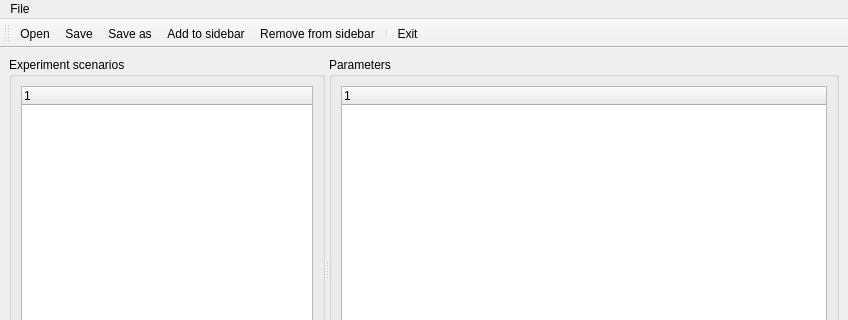
Before: the Qt Designer form obci_control/gui/obci_window.ui in BrainTech/openbci, drawn with Qt 5; both pictures show x 0 to 848 and y 0 to 320 of the 848 by 512 pixel window.
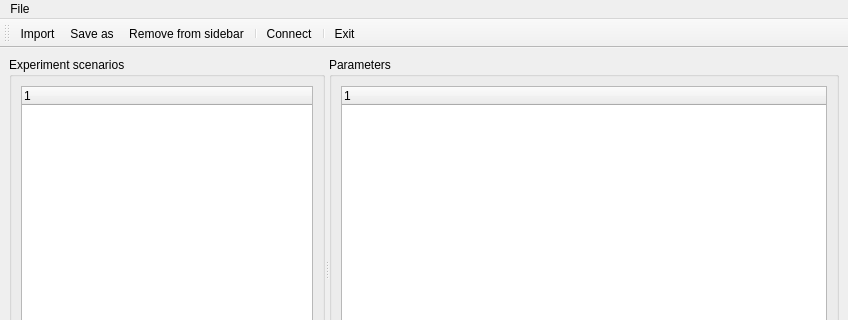
After: the same form once the commit is applied. Icons and pictures are not drawn.

Commit message:
Connect dialog in OBCI launcher GUI.
Provides list of machines with obci_server running. Switching between machine is possible anytime.

What changed in the file:
```diff
--- a/obci_control/gui/obci_window.ui
+++ b/obci_control/gui/obci_window.ui
@@ -236,11 +236,11 @@
     <bool>false</bool>
    </attribute>
    <addaction name="actionOpen"/>
-   <addaction name="actionSave"/>
    <addaction name="actionSave_as"/>
-   <addaction name="actionAdd_to_sidebar"/>
    <addaction name="actionRemove_from_sidebar"/>
    <addaction name="separator"/>
+   <addaction name="actionConnect"/>
+   <addaction name="separator"/>
    <addaction name="actionExit"/>
   </widget>
   <action name="actionSave_as">
@@ -285,7 +285,7 @@
      <normaloff>:/fileopen.png</normaloff>:/fileopen.png</iconset>
    </property>
    <property name="text">
-    <string>Open...</string>
+    <string>Import...</string>
    </property>
    <property name="shortcut">
     <string>Ctrl+O</string>
@@ -339,6 +339,21 @@
     <bool>true</bool>
    </property>
   </action>
+  <action name="actionConnect">
+   <property name="icon">
+    <iconset resource="resources.qrc">
+     <normaloff>:/connect.png</normaloff>:/connect.png</iconset>
+   </property>
+   <property name="text">
+    <string>Connect...</string>
+   </property>
+   <property name="toolTip">
+    <string>Connect to another machine</string>
+   </property>
+   <property name="shortcut">
+    <string>Ctrl+Shift+C</string>
+   </property>
+  </action>
  </widget>
  <resources>
   <include location="resources.qrc"/>
```
The commit also changes 12 other files.
